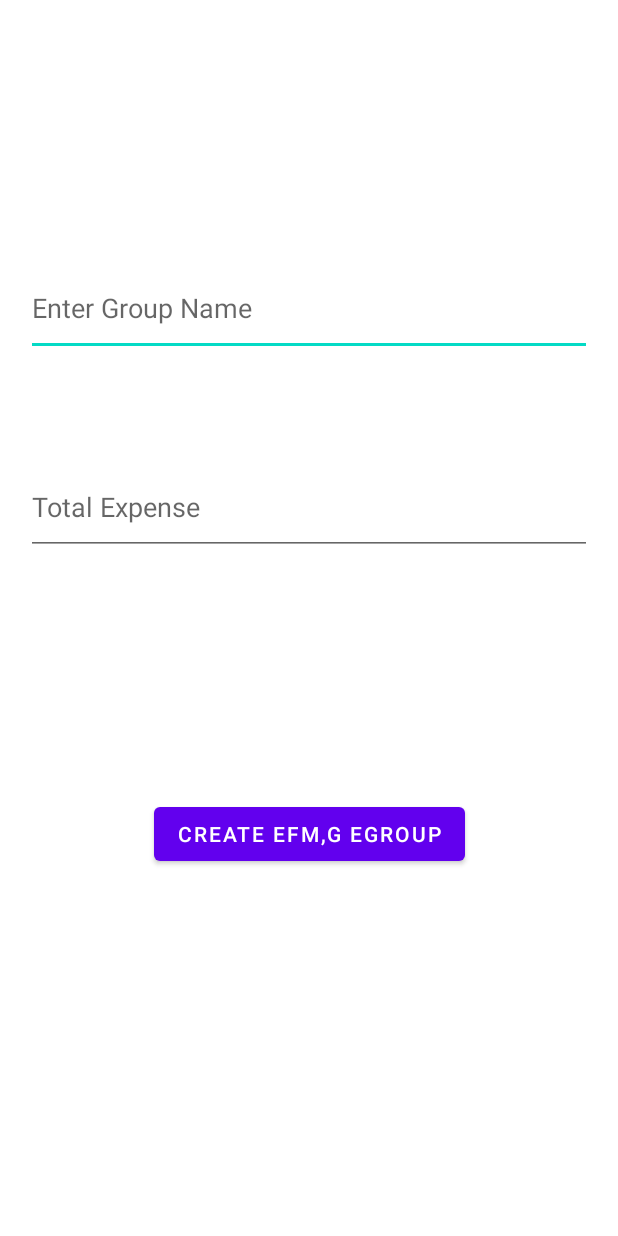
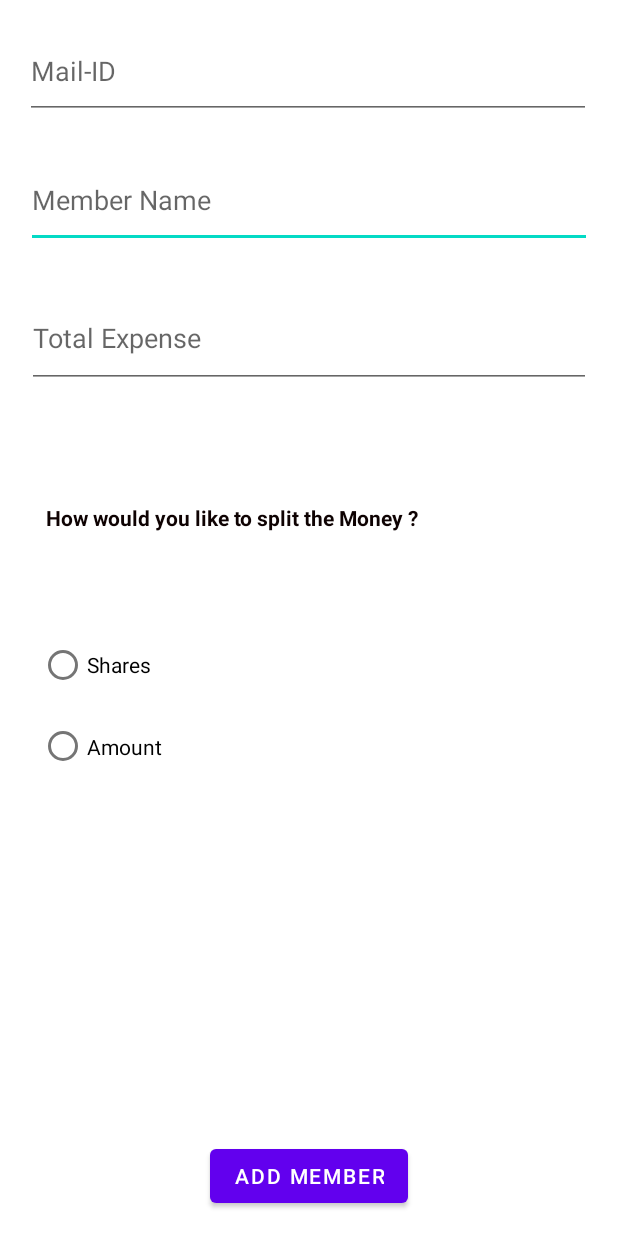
Before and after one commit to Rishikant24/ExpenseSharing, an Android app: the NewMember screen opened directly, with no data from a screen before it, on a phone screen of 412 x 824 dp. Run offline under Robolectric (Android 15) with nearby library versions, the phone set to English and light mode, and no system bars; our stand-ins replace Firebase (no records; nobody signed in at launch, a user with empty details on screens opened directly).

Commit message:
Member Field created and Data Stored in Firebase Realtime DATABASE!!!

```diff
--- a/app/src/main/java/com/example/expensesharing/NewMember.kt
+++ b/app/src/main/java/com/example/expensesharing/NewMember.kt
@@ -2,21 +2,131 @@ package com.example.expensesharing
 
 import androidx.appcompat.app.AppCompatActivity
 import android.os.Bundle
+import android.view.View
 import android.widget.Button
 import android.widget.EditText
+import android.widget.RadioButton
+import android.widget.RadioGroup
 import android.widget.TextView
+import android.widget.Toast
+import com.google.firebase.auth.FirebaseAuth
+import com.google.firebase.database.DatabaseReference
+import com.google.firebase.database.FirebaseDatabase
+import java.net.IDN
 
 class NewMember : AppCompatActivity() {
+
+    private lateinit var memName: EditText
+    private lateinit var memExpense: EditText
+    private lateinit var mailID: EditText
+    private lateinit var Shares: EditText
+    private lateinit var Amount: EditText
+
+    private lateinit var btnCreate: Button
+
+    private lateinit var dbRef: DatabaseReference
+
     override fun onCreate(savedInstanceState: Bundle?) {
         super.onCreate(savedInstanceState)
         setContentView(R.layout.activity_new_member)
 
-        val doofus : TextView = findViewById(R.id.disp)
+
+        memName = findViewById(R.id.memName)
+        memExpense = findViewById(R.id.memExpense)
+        mailID = findViewById(R.id.mailID)
+        Amount = findViewById(R.id.Amount)
+        Shares = findViewById(R.id.Shares)
+        btnCreate = findViewById(R.id.btnCreate)
+
+
+        val doofus: TextView = findViewById(R.id.disp)
         val message = intent.getStringExtra("grpid")
-        doofus.text = message
+        //doofus.text = message
+
+        val r1: EditText = findViewById(R.id.Shares)
+        val r2: EditText = findViewById(R.id.Amount)
+        // Assigning id of RadioGroup
+        val radioGroup: RadioGroup = findViewById(R.id.radioGroup)
+
+        radioGroup.setOnCheckedChangeListener{group, checkedId ->
+            if(checkedId == R.id.radioButton1){
+                r1.setVisibility(View.VISIBLE)
+                r2.setVisibility(View.GONE)
+            }
+            else
+            {
+                r1.setVisibility(View.GONE)
+                r2.setVisibility(View.VISIBLE)
+            }
+
+        }
+        dbRef = FirebaseDatabase.getInstance().getReference("Members")
+
+        btnCreate.setOnClickListener {
+            saveMemberData("$message")
+        }
+
+    }
+
+    private fun saveMemberData(message: String) {
+
+        var a: Float = 0f
+        var b: Float = 0f
+        var c: Float = 0f
+        var d: Float = 0f
+        //getting values
+        val mem_Name = memName.text.toString()
+        val mem_Expense = memExpense.text.toString()
+        val mail_ID = mailID.text.toString()
+        val Shares_s = Shares.text.toString()
+        val Amount_s = Amount.text.toString()
+        val Due: String
+        val user_ID = FirebaseAuth.getInstance().currentUser?.uid
 
 
 
-        //doofus.text = grpId
+        if (mem_Name.isEmpty()) {
+            memName.error = "Please enter the member name"
+        }
+        if (mem_Expense.isEmpty()) {
+            memExpense.error = "Please enter the total expenditure"
+        }
+        if (mail_ID.isEmpty()) {
+            memName.error = "Please enter the member's mail ID"
+        }
+        if (Shares_s.isEmpty() && Amount_s.isEmpty()) {
+            Shares.error = "Choose the option and enter the amount/share"
+        }
+
+        if(!Shares_s.isEmpty()){
+            a = Shares.text.toString().toFloat()
+            b = memExpense.text.toString().toFloat()
+            c = a/100
+            d = c*b
+            Due = d.toString()
+        }
+        else{
+            Due = Amount.text.toString()
+        }
+
+        val memId = dbRef.push().key!!
+
+        val member = MemberData(memId, mem_Name, mem_Expense, mail_ID, Due, user_ID, message)
+
+        dbRef.child("$message").setValue(member)
+            .addOnCompleteListener {
+                Toast.makeText(this, "Data inserted successfully", Toast.LENGTH_LONG).show()
+
+                memName.text.clear()
+                memExpense.text.clear()
+                mailID.text.clear()
+                Amount.text.clear()
+                Shares.text.clear()
+
+
+            }.addOnFailureListener { err ->
+                Toast.makeText(this, "Error ${err.message}", Toast.LENGTH_LONG).show()
+            }
+
     }
 }
--- a/app/src/main/res/layout/activity_new_member.xml
+++ b/app/src/main/res/layout/activity_new_member.xml
@@ -7,52 +7,127 @@
     android:padding="16dp"
     tools:context=".NewMember">
 
+
     <EditText
-        android:id="@+id/grpName"
+        android:id="@+id/memName"
         android:layout_width="377dp"
         android:layout_height="63dp"
         android:ems="10"
-        android:hint="Enter Group Name"
+        android:hint="Member Name"
         android:inputType="textPersonName"
         app:layout_constraintBottom_toBottomOf="parent"
         app:layout_constraintEnd_toEndOf="parent"
+        app:layout_constraintHorizontal_bias="0.529"
         app:layout_constraintStart_toStartOf="parent"
         app:layout_constraintTop_toTopOf="parent"
-        app:layout_constraintVertical_bias="0.217" />
+        app:layout_constraintVertical_bias="0.118" />
 
     <EditText
-        android:id="@+id/grpExpense"
+        android:id="@+id/mailID"
         android:layout_width="377dp"
         android:layout_height="63dp"
+        android:ems="10"
+        android:hint="Mail-ID"
+        android:inputType="textPersonName"
+        app:layout_constraintEnd_toEndOf="parent"
+        app:layout_constraintHorizontal_bias="0.352"
+        app:layout_constraintStart_toStartOf="parent"
+        app:layout_constraintTop_toTopOf="parent" />
+
+    <EditText
+        android:id="@+id/memExpense"
+        android:layout_width="376dp"
+        android:layout_height="66dp"
         android:ems="10"
         android:hint="Total Expense"
         android:inputType="textPersonName"
         app:layout_constraintBottom_toBottomOf="parent"
         app:layout_constraintEnd_toEndOf="parent"
+        app:layout_constraintHorizontal_bias="0.514"
         app:layout_constraintStart_toStartOf="parent"
-        app:layout_constraintTop_toBottomOf="@+id/grpName"
-        app:layout_constraintVertical_bias="0.137" />
+        app:layout_constraintTop_toTopOf="parent"
+        app:layout_constraintVertical_bias="0.243" />
 
     <Button
         android:id="@+id/btnCreate"
         android:layout_width="wrap_content"
         android:layout_height="wrap_content"
-        android:layout_marginBottom="228dp"
-        android:text="Create efm,g eGroup"
+        android:text="Add Member"
         app:layout_constraintBottom_toBottomOf="parent"
         app:layout_constraintEnd_toEndOf="parent"
         app:layout_constraintStart_toStartOf="parent"
-        app:layout_constraintTop_toBottomOf="@+id/grpName"
+        app:layout_constraintTop_toBottomOf="@+id/memName"
         app:layout_constraintVertical_bias="1.0" />
 
     <TextView
         android:id="@+id/disp"
-        android:layout_width="79dp"
-        android:layout_height="39dp"
-        android:text="TextView"
+        android:layout_width="350dp"
+        android:layout_height="42dp"
+        android:text="How would you like to split the Money ?"
+        android:textColor="#0E0202"
+        android:textStyle="bold"
         app:layout_constraintBottom_toBottomOf="parent"
         app:layout_constraintEnd_toEndOf="parent"
+        app:layout_constraintHorizontal_bias="0.491"
         app:layout_constraintStart_toStartOf="parent"
-        app:layout_constraintTop_toBottomOf="@+id/btnCreate"
-        app:layout_constraintVertical_bias="0.258" />
+        app:layout_constraintTop_toTopOf="parent"
+        app:layout_constraintVertical_bias="0.426" />
+
+    <RadioGroup
+        android:id="@+id/radioGroup"
+        android:layout_width="359dp"
+        android:layout_height="144dp"
+        app:layout_constraintBottom_toBottomOf="parent"
+        app:layout_constraintEnd_toEndOf="parent"
+        app:layout_constraintHorizontal_bias="0.489"
+        app:layout_constraintStart_toStartOf="parent"
+        app:layout_constraintTop_toTopOf="parent"
+        app:layout_constraintVertical_bias="0.566">
+
+        <RadioButton
+            android:id="@+id/radioButton1"
+            android:layout_width="186dp"
+            android:layout_height="53dp"
+            android:layout_marginTop="34dp"
+            android:text="Shares" />
+
+        <RadioButton
+            android:id="@+id/radioButton2"
+            android:layout_width="186dp"
+            android:layout_height="55dp"
+            android:text="Amount" />
+    </RadioGroup>
+
+    <EditText
+        android:id="@+id/Amount"
+        android:layout_width="377dp"
+        android:layout_height="63dp"
+        android:ems="10"
+        android:hint="Amount"
+        android:inputType="textPersonName"
+        android:visibility="invisible"
+        app:layout_constraintBottom_toBottomOf="parent"
+        app:layout_constraintEnd_toEndOf="parent"
+        app:layout_constraintHorizontal_bias="0.882"
+        app:layout_constraintStart_toStartOf="parent"
+        app:layout_constraintTop_toTopOf="parent"
+        app:layout_constraintVertical_bias="0.787" />
+
+    <EditText
+        android:id="@+id/Shares"
+        android:layout_width="377dp"
+        android:layout_height="63dp"
+        android:layout_marginBottom="136dp"
+        android:ems="10"
+        android:hint="Percentage(Share)"
+        android:inputType="textPersonName"
+        android:visibility="invisible"
+        app:layout_constraintBottom_toBottomOf="parent"
+        app:layout_constraintEnd_toEndOf="parent"
+        app:layout_constraintHorizontal_bias="0.529"
+        app:layout_constraintStart_toStartOf="parent"
+        app:layout_constraintTop_toBottomOf="@+id/radioGroup"
+        app:layout_constraintVertical_bias="1.0" />
+
+
 </androidx.constraintlayout.widget.ConstraintLayout>
```
Also changed, not shown: app/src/main/java/com/example/expensesharing/MemberData.kt (added, +11 -0 lines).
